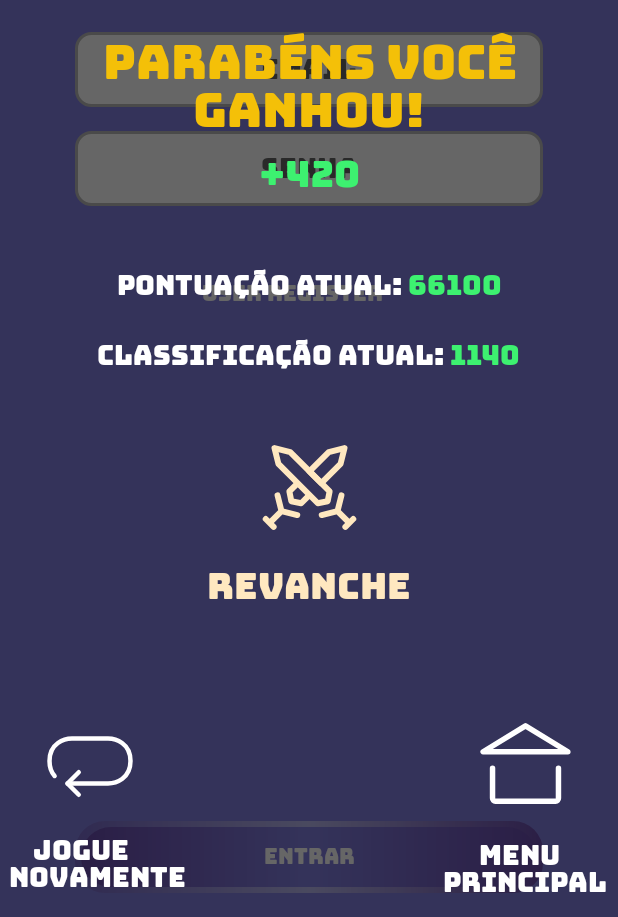
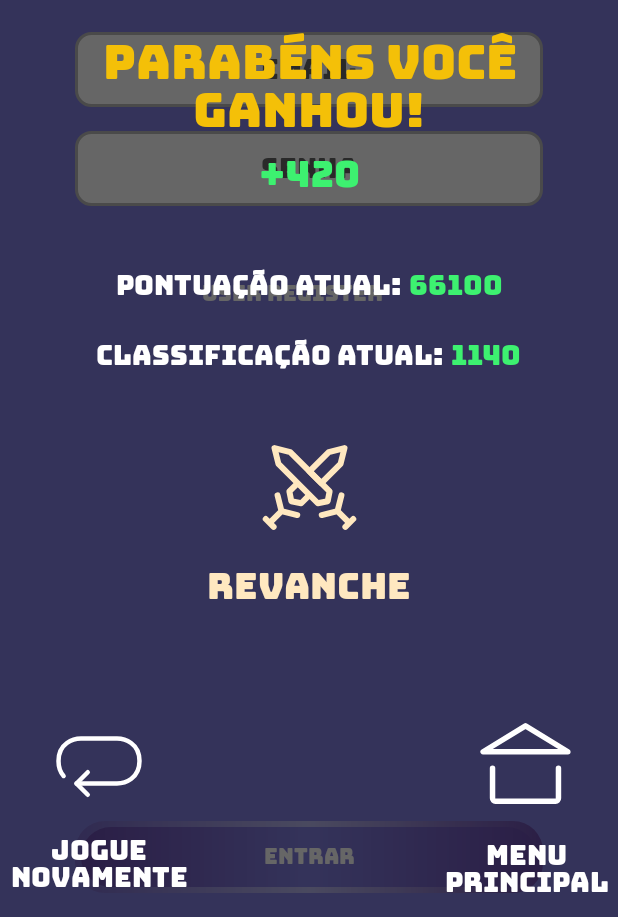
Before and after one commit to samirmaciel/TechQuiz-App, an Android app: the screen it shows after launch (MainActivity), after a tap on "ENTRAR", on a phone screen of 412 x 824 dp, the part 319-1236 px from its top. Run offline under Robolectric (Android 15) with nearby library versions, the phone set to English and light mode, and no system bars.

```diff
--- a/app/src/main/AndroidManifest.xml
+++ b/app/src/main/AndroidManifest.xml
@@ -11,7 +11,8 @@
         android:theme="@style/Theme.TechQuiz">
         <activity
             android:name=".MainActivity"
-            android:exported="true">
+            android:exported="true"
+            android:screenOrientation="portrait">
             <intent-filter>
                 <action android:name="android.intent.action.MAIN" />
 
--- a/app/src/main/res/drawable/ic_akar_icons_double_sword.xml
+++ /dev/null
@@ -1,20 +0,0 @@
-<vector xmlns:android="http://schemas.android.com/apk/res/android"
-    android:width="70dp"
-    android:height="70dp"
-    android:viewportWidth="70"
-    android:viewportHeight="70">
-  <path
-      android:pathData="M64.1665,56L58.9165,61.25L64.1665,56ZM56.2915,40.25L53.6665,50.75L56.2915,40.25ZM53.6665,50.75L43.1665,53.375L53.6665,50.75ZM53.6665,50.75L61.5415,58.625L53.6665,50.75ZM22.1665,11.375L48.4165,37.625L47.104,44.1875L40.5415,45.5L14.2915,19.25L11.6665,8.75L22.1665,11.375Z"
-      android:strokeLineJoin="round"
-      android:strokeWidth="4"
-      android:fillColor="#00000000"
-      android:strokeColor="#FFE8C0"
-      android:strokeLineCap="round"/>
-  <path
-      android:pathData="M34.708,40.25L29.458,45.5L22.8955,44.1875L21.583,37.625L26.833,32.375M5.833,56L11.083,61.25L5.833,56ZM13.708,40.25L16.333,50.75L13.708,40.25ZM16.333,50.75L8.458,58.625L16.333,50.75ZM16.333,50.75L21.583,52.0625L26.833,53.375L16.333,50.75ZM42.8747,32.0833L55.708,19.25L58.333,8.75L47.833,11.375L34.9997,24.2083L42.8747,32.0833Z"
-      android:strokeLineJoin="round"
-      android:strokeWidth="4"
-      android:fillColor="#00000000"
-      android:strokeColor="#FFE8C0"
-      android:strokeLineCap="round"/>
-</vector>
--- /dev/null
+++ b/app/src/main/res/drawable/ic_trophy_loser.xml
@@ -0,0 +1,11 @@
+<vector xmlns:android="http://schemas.android.com/apk/res/android"
+    android:width="109dp"
+    android:height="109dp"
+    android:viewportWidth="109"
+    android:viewportHeight="109">
+  <path
+      android:pathData="M60.8,108H62.317H75.5H76.5V107H75.5C76.5,107 76.5,106.999 76.5,106.999V106.997L76.5,106.994L76.5,106.984L76.499,106.955C76.499,106.93 76.498,106.896 76.497,106.853C76.494,106.768 76.488,106.647 76.477,106.494C76.454,106.19 76.41,105.758 76.323,105.23C76.148,104.177 75.799,102.731 75.103,101.15C73.756,98.093 71.116,94.551 66,92.364V80.765C78.085,77.936 83.971,69.526 85.777,60.75H96.5C99.45,60.75 102.317,59.285 104.426,57.176C106.535,55.067 108,52.2 108,49.25V2V1H107H86C83.298,1 80.437,2.478 78.283,4.563C76.367,6.417 74.872,8.885 74.56,11.5H64.475H62.905L63.569,12.923L77.989,43.823L54.807,69.581L54.494,69.929L54.56,70.391L58.741,99.657L46.205,70.407L66.831,44.625L67.259,44.089L66.914,43.496L48.539,11.996L48.249,11.5H47.675H34.44C34.128,8.885 32.633,6.417 30.717,4.563C28.563,2.478 25.702,1 23,1H2H1V2V49.25C1,52.2 2.465,55.067 4.574,57.176C6.683,59.285 9.55,60.75 12.5,60.75H23.256C24.358,65.289 26.224,69.508 29.346,72.956C32.519,76.459 36.933,79.102 43,80.504V92.364C37.884,94.551 35.244,98.093 33.897,101.15C33.201,102.731 32.852,104.177 32.678,105.23C32.59,105.758 32.546,106.19 32.523,106.494C32.512,106.647 32.506,106.768 32.503,106.853C32.502,106.896 32.501,106.93 32.5,106.955L32.5,106.984L32.5,106.994L32.5,106.997L32.5,106.999C32.5,106.999 32.5,107 33.5,107H32.5V108H33.5H59.933H60.8ZM22,48.25H13.5V13.5H22V48.25ZM95.5,48.25H87V13.5H95.5V48.25Z"
+      android:strokeWidth="2"
+      android:fillColor="#E16002"
+      android:strokeColor="#ffffff"/>
+</vector>
--- a/app/src/main/res/layout/bottomsheet_endgame.xml
+++ b/app/src/main/res/layout/bottomsheet_endgame.xml
@@ -28,7 +28,7 @@
             android:textColor="@color/label_yellow"
             android:textAlignment="center"
             style="@style/tv_default"
-            android:text="@string/message_winner_game"
+            android:text="@string/title_textview_winner_game"
             app:layout_constraintStart_toStartOf="parent"
             app:layout_constraintEnd_toEndOf="parent"
             app:layout_constraintTop_toBottomOf="@+id/iv_iconWinOrLose">
@@ -41,7 +41,7 @@
             android:textSize="24sp"
             android:textColor="@color/score_green"
             android:textAlignment="center"
-            android:text="@string/message_endGameScoreEarned"
+            android:text="@string/title_textview_endGameScoreEarned"
             style="@style/tv_default"
             app:layout_constraintStart_toStartOf="parent"
             app:layout_constraintEnd_toEndOf="parent"
@@ -65,17 +65,18 @@
                 android:textSize="18sp"
                 android:textColor="@color/white"
                 style="@style/tv_default"
-                android:text="@string/message_currentScore">
+                android:text="@string/title_textview_currentScore">
             </TextView>
 
             <TextView
                 android:id="@+id/tv_currentScoreActual"
                 android:layout_width="wrap_content"
                 android:layout_height="wrap_content"
+                android:layout_marginStart="5dp"
                 android:textSize="18sp"
                 android:textColor="@color/score_green"
                 style="@style/tv_default"
-                android:text="@string/score_currentScoreActual">
+                android:text="@string/title_textview_currentScoreActual">
             </TextView>
 
         </LinearLayout>
@@ -97,17 +98,18 @@
                 android:textColor="@color/white"
                 style="@style/tv_default"
                 android:textAlignment="center"
-                android:text="@string/message_currentRating">
+                android:text="@string/title_textview_currentRating">
             </TextView>
 
             <TextView
                 android:id="@+id/tv_currentRatingActual"
                 android:layout_width="wrap_content"
                 android:layout_height="wrap_content"
+                android:layout_marginStart="5dp"
                 android:textSize="18sp"
                 android:textColor="@color/score_green"
                 style="@style/tv_default"
-                android:text="@string/score_currentRatingActual">
+                android:text="@string/title_textview_currentRatingActual">
             </TextView>
         </LinearLayout>
 
@@ -116,7 +118,7 @@
             android:layout_width="wrap_content"
             android:layout_height="wrap_content"
             android:layout_marginTop="30dp"
-            android:src="@drawable/ic_akar_icons_double_sword"
+            android:src="@drawable/ic_doublesword"
             app:layout_constraintStart_toStartOf="parent"
             app:layout_constraintEnd_toEndOf="parent"
             app:layout_constraintTop_toBottomOf="@+id/linearlayout2">
@@ -131,7 +133,7 @@
             style="@style/tv_default"
             android:textColor="@color/light_orange"
             android:textSize="24sp"
-            android:text="@string/message_rematchGame"
+            android:text="@string/title_textview_rematchGame"
             app:layout_constraintTop_toBottomOf="@+id/btn_play_rematch">
         </TextView>
 
@@ -140,7 +142,7 @@
             android:layout_width="wrap_content"
             android:layout_height="wrap_content"
             android:layout_marginTop="50dp"
-            android:layout_marginStart="24dp"
+            android:layout_marginStart="30dp"
             app:layout_constraintStart_toStartOf="parent"
             app:layout_constraintTop_toBottomOf="@+id/tv_rematchGame"
             android:src="@drawable/ic_repeat_game">
@@ -148,14 +150,15 @@
 
         <TextView
             android:id="@+id/tv_playAgainMessage"
-            android:layout_width="wrap_content"
+            android:layout_width="120dp"
             android:layout_height="wrap_content"
             android:textSize="18sp"
             style="@style/tv_default"
-            android:layout_marginStart="6dp"
-            app:layout_constraintStart_toStartOf="parent"
+            android:textAlignment="center"
+            app:layout_constraintEnd_toEndOf="@id/btn_play_quiz_again"
+            app:layout_constraintStart_toStartOf="@id/btn_play_quiz_again"
             app:layout_constraintTop_toBottomOf="@id/btn_play_quiz_again"
-            android:text="    JOGUE \nNOVAMENTE">
+            android:text="JOGUE NOVAMENTE">
         </TextView>
 
         <ImageView
@@ -171,14 +174,15 @@
 
         <TextView
             android:id="@+id/tv_mainMenuMessage"
-            android:layout_width="wrap_content"
+            android:layout_width="120dp"
             android:layout_height="wrap_content"
             android:textSize="18sp"
             style="@style/tv_default"
-            android:layout_marginEnd="7dp"
-            app:layout_constraintEnd_toEndOf="parent"
+            android:textAlignment="center"
+            app:layout_constraintEnd_toEndOf="@id/btn_home_quiz"
+            app:layout_constraintStart_toStartOf="@id/btn_home_quiz"
             app:layout_constraintTop_toBottomOf="@id/btn_home_quiz"
-            android:text="      MENU \nPRINCIPAL">
+            android:text="@string/title_textview_main_menu">
         </TextView>
 
     </androidx.constraintlayout.widget.ConstraintLayout>
--- a/app/src/main/res/values/strings.xml
+++ b/app/src/main/res/values/strings.xml
@@ -13,11 +13,12 @@
     <string name="title_button_rank">Rank</string>
     <string name="hint_edt_search_friend">Procurar amigo</string>
     <string name="title_button_back">Volta</string>
-    <string name="message_winner_game">Parabéns você ganhou!</string>
-    <string name="message_endGameScoreEarned">+420</string>
-    <string name="message_currentScore"><![CDATA[Pontuação atual: ]]></string>
-    <string name="score_currentScoreActual">66100</string>
-    <string name="message_currentRating"><![CDATA[Classificação atual: ]]></string>
-    <string name="score_currentRatingActual">1140</string>
-    <string name="message_rematchGame">Revanche</string>
+    <string name="title_textview_winner_game">Parabéns você ganhou!</string>
+    <string name="title_textview_endGameScoreEarned">+420</string>
+    <string name="title_textview_currentScore">Pontuação atual:</string>
+    <string name="title_textview_currentScoreActual">66100</string>
+    <string name="title_textview_currentRating">Classificação atual:</string>
+    <string name="title_textview_currentRatingActual">1140</string>
+    <string name="title_textview_rematchGame">Revanche</string>
+    <string name="title_textview_main_menu">MENU PRINCIPAL</string>
 </resources>
```
